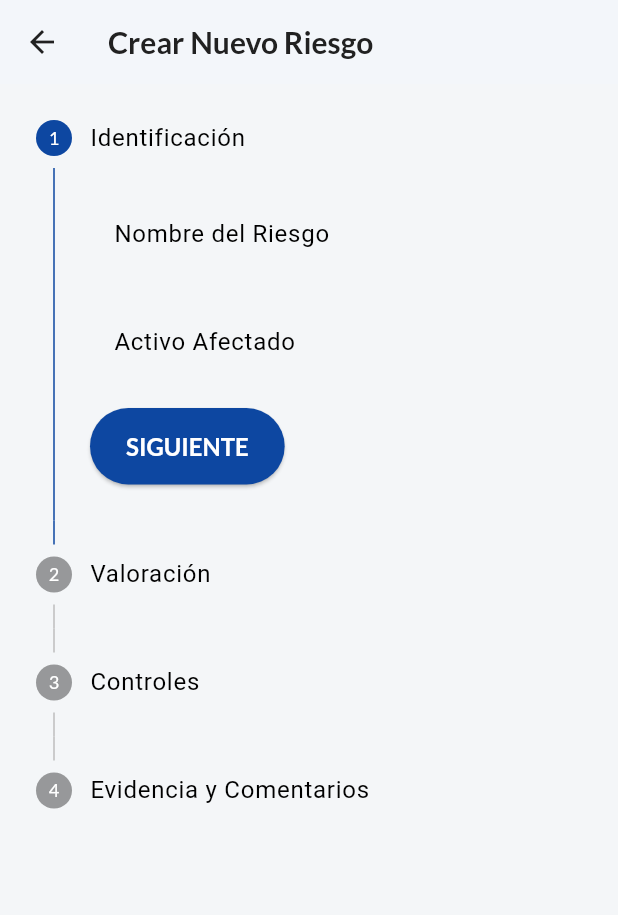
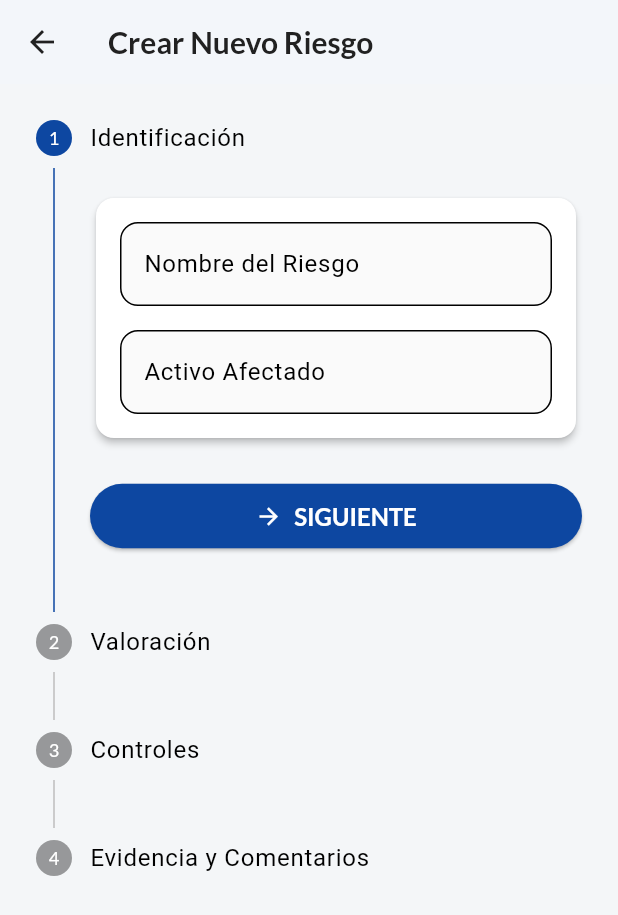
Before and after one commit to edwardqs/appmovil_gobierno_ti, a Flutter app: the CreateRiskScreen screen opened directly, on a phone screen of 412 x 824 dp. Shown: the top 915 px of the screen. Run offline on Flutter 3.47's test engine with Material 3 defaults, Android fonts, the phone set to English and light mode, and no system bars; our stand-ins replace google_fonts, image_picker, local_auth, pdf, printing; missing offline and left inert: local_auth_android; accounts and stored records are empty.

Commit message:
cambios en create-risk

```diff
--- a/lib/presentation/screens/risks/create_risk_screen.dart
+++ b/lib/presentation/screens/risks/create_risk_screen.dart
@@ -2,6 +2,7 @@ import 'dart:io';
 import 'package:flutter/material.dart';
 import 'package:image_picker/image_picker.dart';
 import 'package:provider/provider.dart';
+import '../../../core/theme/app_colors.dart';
 import '../../providers/risk_provider.dart';
 
 class CreateRiskScreen extends StatefulWidget {
@@ -15,7 +16,7 @@ class _CreateRiskScreenState extends State<CreateRiskScreen> {
   final _formKey = GlobalKey<FormState>();
   int _currentStep = 0;
 
-  // Controladores y variables para el formulario.
+  // --- Controladores y variables del formulario ---
   final _titleController = TextEditingController();
   final _assetController = TextEditingController();
   final _commentController = TextEditingController();
@@ -25,6 +26,24 @@ class _CreateRiskScreenState extends State<CreateRiskScreen> {
   final List<File> _images = [];
   final ImagePicker _picker = ImagePicker();
 
+  // --- Mapas para etiquetas descriptivas de los sliders ---
+  final Map<int, String> _riskLevelLabels = {
+    1: 'Muy Bajo',
+    2: 'Bajo',
+    3: 'Medio',
+    4: 'Alto',
+    5: 'Muy Alto',
+  };
+
+  final Map<double, String> _controlEffectivenessLabels = {
+    0.0: '0% - Inexistente',
+    0.25: '25% - Bajo',
+    0.5: '50% - Medio',
+    0.75: '75% - Bueno',
+    1.0: '100% - Óptimo',
+  };
+
+
   @override
   void dispose() {
     _titleController.dispose();
@@ -33,60 +52,14 @@ class _CreateRiskScreenState extends State<CreateRiskScreen> {
     super.dispose();
   }
 
-  // Muestra un diálogo para elegir entre Galería y Cámara
+  // --- Lógica de Negocio (sin cambios, pero bien estructurada) ---
+
   Future<void> _showImageSourceDialog() async {
-    if (_images.length >= 3) {
-      ScaffoldMessenger.of(context).showSnackBar(
-        const SnackBar(content: Text('No puedes seleccionar más de 3 imágenes.')),
-      );
-      return;
+    // ... (código sin cambios)
   }
 
-    showModalBottomSheet(
-      context: context,
-      builder: (BuildContext context) {
-        return SafeArea(
-          child: Wrap(
-            children: <Widget>[
-              ListTile(
-                leading: const Icon(Icons.photo_library),
-                title: const Text('Galería de Fotos'),
-                onTap: () {
-                  _getImage(ImageSource.gallery);
-                  Navigator.of(context).pop();
-                },
-              ),
-              ListTile(
-                leading: const Icon(Icons.photo_camera),
-                title: const Text('Cámara'),
-                onTap: () {
-                  _getImage(ImageSource.camera);
-                  Navigator.of(context).pop();
-                },
-              ),
-            ],
-          ),
-        );
-      },
-    );
-  }
-
-  // Obtiene la imagen desde la fuente seleccionada
   Future<void> _getImage(ImageSource source) async {
-    try {
-      final XFile? pickedFile = await _picker.pickImage(source: source);
-
-      if (pickedFile != null) {
-        setState(() {
-          _images.add(File(pickedFile.path));
-        });
-      }
-    } catch (e) {
-      // Manejo de errores en caso de que el usuario niegue el permiso
-      ScaffoldMessenger.of(context).showSnackBar(
-        SnackBar(content: Text('No se pudo seleccionar la imagen: $e')),
-      );
-    }
+    // ... (código sin cambios)
   }
 
   void _removeImage(int index) {
@@ -96,152 +69,207 @@ class _CreateRiskScreenState extends State<CreateRiskScreen> {
   }
 
   void _submitForm() {
-    // Valida que los campos de texto no estén vacíos
-    if (!_formKey.currentState!.validate()) {
-      setState(() {
-        // Regresa al primer paso si hay un error de validación
-        _currentStep = 0;
-      });
-      ScaffoldMessenger.of(context).showSnackBar(
-        const SnackBar(
-          content: Text('Por favor, completa todos los campos obligatorios.'),
-          backgroundColor: Colors.red,
-        ),
-      );
-      return;
+    // ... (código sin cambios)
   }
 
-    final riskProvider = Provider.of<RiskProvider>(context, listen: false);
-    final imagePaths = _images.map((file) => file.path).toList();
+  // =======================================================================
+  // --- SECCIÓN DE WIDGETS REUTILIZABLES PARA EVITAR REDUNDANCIA ---
+  // =======================================================================
 
-    riskProvider.addRisk(
-      _titleController.text,
-      _assetController.text,
-      _probability.toInt(),
-      _impact.toInt(),
-      _controlEffectiveness,
-      _commentController.text,
-      imagePaths,
-    );
-    Navigator.of(context).pop();
-    ScaffoldMessenger.of(context).showSnackBar(
-      const SnackBar(
-        content: Text('Nuevo riesgo creado con éxito.'),
-        backgroundColor: Colors.green,
+  /// Widget reutilizable para los campos de texto con estilo unificado.
+  Widget _buildStyledTextField({
+    required TextEditingController controller,
+    required String label,
+    required String? Function(String?) validator,
+    int maxLines = 1,
+  }) {
+    return TextFormField(
+      controller: controller,
+      decoration: InputDecoration(
+        labelText: label,
+        border: OutlineInputBorder(
+          borderRadius: BorderRadius.circular(12.0),
         ),
+        filled: true,
+        fillColor: Colors.grey.shade50,
+      ),
+      validator: validator,
+      maxLines: maxLines,
     );
   }
 
-  // Construye la lista de pasos de forma segura
-  List<Step> _getSteps() {
-    return [
-      Step(
-        title: const Text('Identificación'),
-        content: Column(
+  /// Widget reutilizable para los sliders con etiquetas descriptivas.
+  Widget _buildStyledSlider({
+    required String label,
+    required double value,
+    required double min,
+    required double max,
+    required int divisions,
+    required Map<num, String> descriptiveLabels,
+    required void Function(double) onChanged,
+  }) {
+    return Column(
+      crossAxisAlignment: CrossAxisAlignment.start,
       children: [
-            TextFormField(
-              controller: _titleController,
-              decoration: const InputDecoration(labelText: 'Nombre del Riesgo'),
-              validator: (value) =>
-              value == null || value.isEmpty ? 'Este campo es obligatorio' : null,
-            ),
-            const SizedBox(height: 16),
-            TextFormField(
-              controller: _assetController,
-              decoration: const InputDecoration(labelText: 'Activo Afectado'),
-              validator: (value) =>
-              value == null || value.isEmpty ? 'Este campo es obligatorio' : null,
+        Row(
+          mainAxisAlignment: MainAxisAlignment.spaceBetween,
+          children: [
+            Text(label, style: Theme.of(context).textTheme.titleMedium),
+            Text(
+              descriptiveLabels[value] ?? '',
+              style: Theme.of(context).textTheme.titleMedium?.copyWith(color: AppColors.primary, fontWeight: FontWeight.bold),
             ),
           ],
         ),
-        isActive: _currentStep >= 0,
-        state: _currentStep > 0 ? StepState.complete : StepState.indexed,
+        const SizedBox(height: 8),
+        Slider(
+          value: value,
+          min: min,
+          max: max,
+          divisions: divisions,
+          label: descriptiveLabels[value] ?? value.toString(),
+          onChanged: (newValue) => setState(() => onChanged(newValue)),
         ),
-      Step(
-        title: const Text('Valoración'),
-        content: Column(
-          crossAxisAlignment: CrossAxisAlignment.start,
+      ],
+    );
+  }
+
+  // =================================================================
+  // --- MÉTODOS BUILDER PARA CADA PASO (MAYOR CLARIDAD) ---
+  // =================================================================
+
+  Step _buildIdentificationStep() {
+    return Step(
+      title: const Text('Identificación'),
+      content: Card(
+        child: Padding(
+          padding: const EdgeInsets.all(16.0),
+          child: Column(
             children: [
-            Text('Probabilidad: ${_probability.toInt()}'),
-            Slider(
-              value: _probability,
-              min: 1,
-              max: 5,
-              divisions: 4,
-              label: _probability.round().toString(),
-              onChanged: (value) => setState(() => _probability = value),
+              _buildStyledTextField(
+                controller: _titleController,
+                label: 'Nombre del Riesgo',
+                validator: (v) => v == null || v.isEmpty ? 'Campo obligatorio' : null,
               ),
-            Text('Impacto: ${_impact.toInt()}'),
-            Slider(
-              value: _impact,
-              min: 1,
-              max: 5,
-              divisions: 4,
-              label: _impact.round().toString(),
-              onChanged: (value) => setState(() => _impact = value),
+              const SizedBox(height: 16),
+              _buildStyledTextField(
+                controller: _assetController,
+                label: 'Activo Afectado',
+                validator: (v) => v == null || v.isEmpty ? 'Campo obligatorio' : null,
               ),
             ],
           ),
-        isActive: _currentStep >= 1,
-        state: _currentStep > 1 ? StepState.complete : StepState.indexed,
         ),
-      Step(
-        title: const Text('Controles'),
-        content: Column(
-          crossAxisAlignment: CrossAxisAlignment.start,
+      ),
+      isActive: _currentStep >= 0,
+      state: _currentStep > 0 ? StepState.complete : StepState.indexed,
+    );
+  }
+
+  Step _buildValuationStep() {
+    return Step(
+      title: const Text('Valoración'),
+      content: Card(
+        child: Padding(
+          padding: const EdgeInsets.all(16.0),
+          child: Column(
             children: [
-            Text('Efectividad del Control: ${(_controlEffectiveness * 100).toInt()}%'),
-            Slider(
-              value: _controlEffectiveness,
-              min: 0,
-              max: 1,
-              divisions: 4,
-              label: '${(_controlEffectiveness * 100).toInt()}%',
-              onChanged: (value) => setState(() => _controlEffectiveness = value),
+              _buildStyledSlider(
+                label: 'Probabilidad',
+                value: _probability,
+                min: 1, max: 5, divisions: 4,
+                descriptiveLabels: _riskLevelLabels,
+                onChanged: (val) => _probability = val,
+              ),
+              const SizedBox(height: 16),
+              _buildStyledSlider(
+                label: 'Impacto',
+                value: _impact,
+                min: 1, max: 5, divisions: 4,
+                descriptiveLabels: _riskLevelLabels,
+                onChanged: (val) => _impact = val,
               ),
             ],
           ),
+        ),
+      ),
+      isActive: _currentStep >= 1,
+      state: _currentStep > 1 ? StepState.complete : StepState.indexed,
+    );
+  }
+
+  Step _buildControlsStep() {
+    return Step(
+      title: const Text('Controles'),
+      content: Card(
+        child: Padding(
+          padding: const EdgeInsets.all(16.0),
+          child: _buildStyledSlider(
+            label: 'Efectividad del Control',
+            value: _controlEffectiveness,
+            min: 0, max: 1, divisions: 4,
+            descriptiveLabels: _controlEffectivenessLabels,
+            onChanged: (val) => _controlEffectiveness = val,
+          ),
+        ),
+      ),
       isActive: _currentStep >= 2,
       state: _currentStep > 2 ? StepState.complete : StepState.indexed,
-      ),
-      Step(
+    );
+  }
+
+  Step _buildEvidenceStep() {
+    return Step(
       title: const Text('Evidencia y Comentarios'),
-        content: Column(
+      content: Card(
+        child: Padding(
+          padding: const EdgeInsets.all(16.0),
+          child: Column(
             crossAxisAlignment: CrossAxisAlignment.start,
             children: [
-            TextFormField(
+              _buildStyledTextField(
                 controller: _commentController,
-              decoration: const InputDecoration(
-                labelText: 'Comentarios del Auditor',
-                hintText: 'Añade tus observaciones aquí...',
+                label: 'Comentarios del Auditor',
+                validator: (_) => null, // Comentarios opcionales
+                maxLines: 4,
               ),
-              maxLines: 3,
+              const SizedBox(height: 24),
+              Text('Adjuntar Evidencia (máx. 3)', style: Theme.of(context).textTheme.titleMedium),
+              const SizedBox(height: 12),
+              // Widget para mostrar imágenes y botón de añadir
+              _buildImagePicker(),
+            ],
           ),
-            const SizedBox(height: 16),
-            const Text('Adjuntar Evidencia (máx. 3)',
-                style: TextStyle(fontWeight: FontWeight.bold)),
-            const SizedBox(height: 8),
-            Wrap(
-              spacing: 8.0,
-              runSpacing: 8.0,
+        ),
+      ),
+      isActive: _currentStep >= 3,
+    );
+  }
+
+  /// Widget mejorado para la selección de imágenes.
+  Widget _buildImagePicker() {
+    return Wrap(
+      spacing: 10.0,
+      runSpacing: 10.0,
       children: [
         ..._images.asMap().entries.map((entry) {
           int idx = entry.key;
           File imageFile = entry.value;
           return Stack(
+            clipBehavior: Clip.none,
             children: [
               ClipRRect(
-                        borderRadius: BorderRadius.circular(8.0),
+                borderRadius: BorderRadius.circular(12.0),
                 child: Image.file(imageFile, width: 80, height: 80, fit: BoxFit.cover),
               ),
               Positioned(
-                        right: 0,
-                        top: 0,
-                        child: GestureDetector(
+                right: -8,
+                top: -8,
+                child: InkWell(
                   onTap: () => _removeImage(idx),
                   child: const CircleAvatar(
-                            radius: 12,
-                            backgroundColor: Colors.black54,
+                    radius: 14,
+                    backgroundColor: Colors.red,
                     child: Icon(Icons.close, color: Colors.white, size: 16),
                   ),
                 ),
@@ -250,26 +278,23 @@ class _CreateRiskScreenState extends State<CreateRiskScreen> {
           );
         }).toList(),
         if (_images.length < 3)
-                  GestureDetector(
+          InkWell(
             onTap: _showImageSourceDialog,
+            borderRadius: BorderRadius.circular(12.0),
             child: Container(
               width: 80,
               height: 80,
               decoration: BoxDecoration(
                 color: Colors.grey.shade200,
-                          borderRadius: BorderRadius.circular(8.0),
-                          border: Border.all(color: Colors.grey.shade400, style: BorderStyle.solid)),
-                      child: const Icon(Icons.add_a_photo_outlined, color: Colors.grey),
+                borderRadius: BorderRadius.circular(12.0),
+              ),
+              child: Icon(Icons.add_a_photo_outlined, color: Colors.grey.shade600, size: 32),
             ),
           ),
       ],
-            ),
-          ],
-        ),
-        isActive: _currentStep >= 3,
-      ),
-    ];
+    );
   }
+
 
   @override
   Widget build(BuildContext context) {
@@ -280,12 +305,10 @@ class _CreateRiskScreenState extends State<CreateRiskScreen> {
       body: Form(
         key: _formKey,
         child: Stepper(
+          type: StepperType.vertical,
           currentStep: _currentStep,
-          onStepTapped: (step) => setState(() => _currentStep = step),
           onStepContinue: () {
-            final steps = _getSteps();
-            final isLastStep = _currentStep == steps.length - 1;
-
+            final isLastStep = _currentStep == 3;
             if (isLastStep) {
               _submitForm();
             } else {
@@ -297,16 +320,26 @@ class _CreateRiskScreenState extends State<CreateRiskScreen> {
               setState(() => _currentStep -= 1);
             }
           },
+          // Builder para botones con mejor estilo
           controlsBuilder: (context, details) {
-            final isLastStep = _currentStep == _getSteps().length - 1;
+            final isLastStep = _currentStep == 3;
             return Padding(
-              padding: const EdgeInsets.only(top: 16.0),
+              padding: const EdgeInsets.only(top: 24.0),
               child: Row(
                 children: <Widget>[
-                  ElevatedButton(
+                  Expanded(
+                    child: ElevatedButton.icon(
+                      icon: Icon(isLastStep ? Icons.save_alt_outlined : Icons.arrow_forward),
                       onPressed: details.onStepContinue,
-                    child: Text(isLastStep ? 'GUARDAR' : 'SIGUIENTE'),
+                      label: Text(isLastStep ? 'GUARDAR RIESGO' : 'SIGUIENTE'),
+                      style: ElevatedButton.styleFrom(
+                        padding: const EdgeInsets.symmetric(vertical: 12),
+                        backgroundColor: isLastStep ? AppColors.success : AppColors.primary,
                       ),
+                    ),
+                  ),
+                  if (_currentStep != 0)
+                    const SizedBox(width: 12),
                   if (_currentStep != 0)
                     TextButton(
                       onPressed: details.onStepCancel,
@@ -316,7 +349,13 @@ class _CreateRiskScreenState extends State<CreateRiskScreen> {
               ),
             );
           },
-          steps: _getSteps(),
+          // Se usan los métodos builder para generar los pasos
+          steps: [
+            _buildIdentificationStep(),
+            _buildValuationStep(),
+            _buildControlsStep(),
+            _buildEvidenceStep(),
+          ],
         ),
       ),
     );
```
Lines whose indentation alone changed are shown as unchanged.
